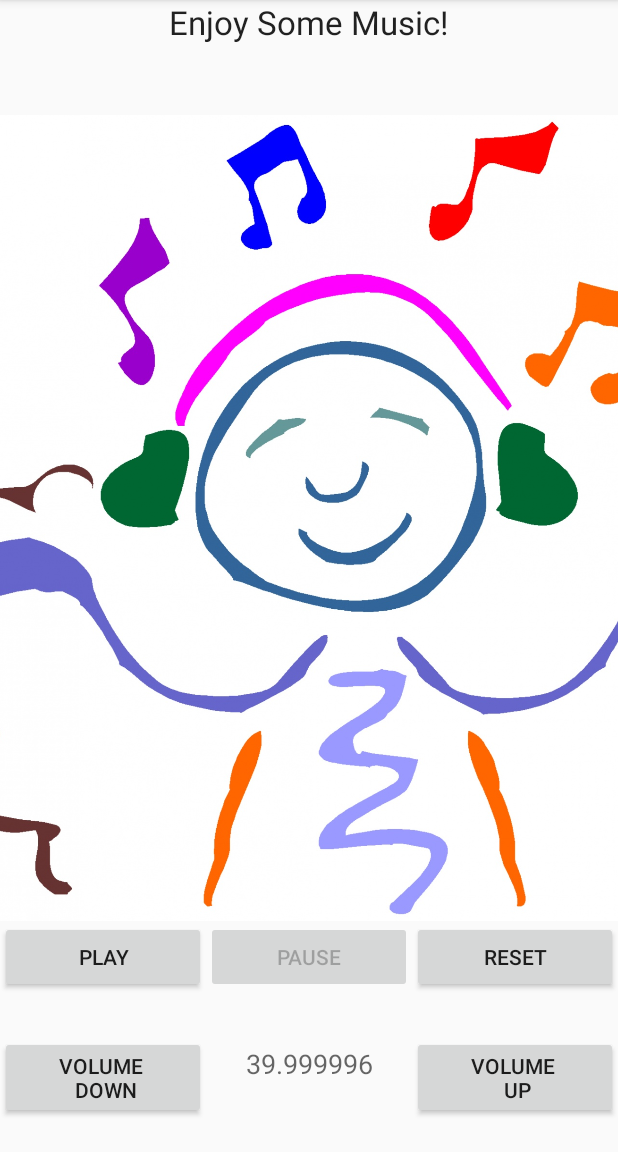
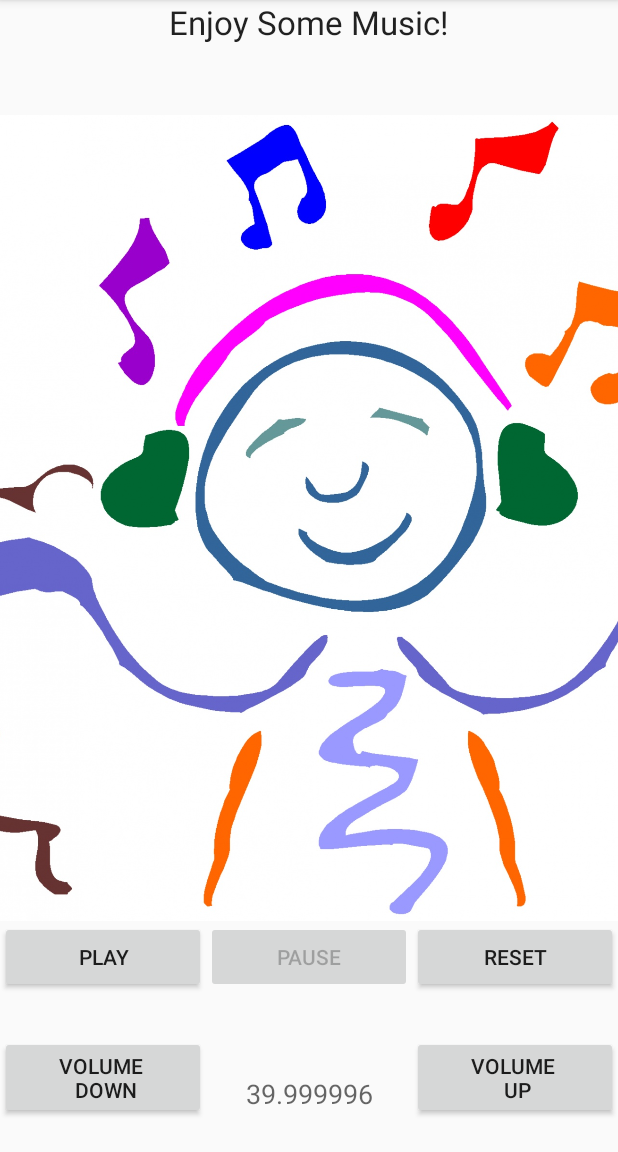
Before and after one commit to sunnyeyez123/musicplayer, an Android app: the screen it shows after launch (MainActivity), after a tap on "VOLUME DOWN", on a phone screen of 412 x 824 dp, the part 84-1236 px from its top. Run offline under Robolectric (Android 15) with nearby library versions, the phone set to English and light mode, and no system bars.

Commit message:
center the volume text

```diff
--- a/app/src/main/res/layout/activity_main.xml
+++ b/app/src/main/res/layout/activity_main.xml
@@ -78,6 +78,7 @@
             android:layout_height="wrap_content"
             android:layout_weight="1"
             android:text="50"
+            android:layout_gravity="center_vertical"
             android:gravity="center"
             android:textAppearance="@style/Base.TextAppearance.AppCompat.Medium" />
 
```
